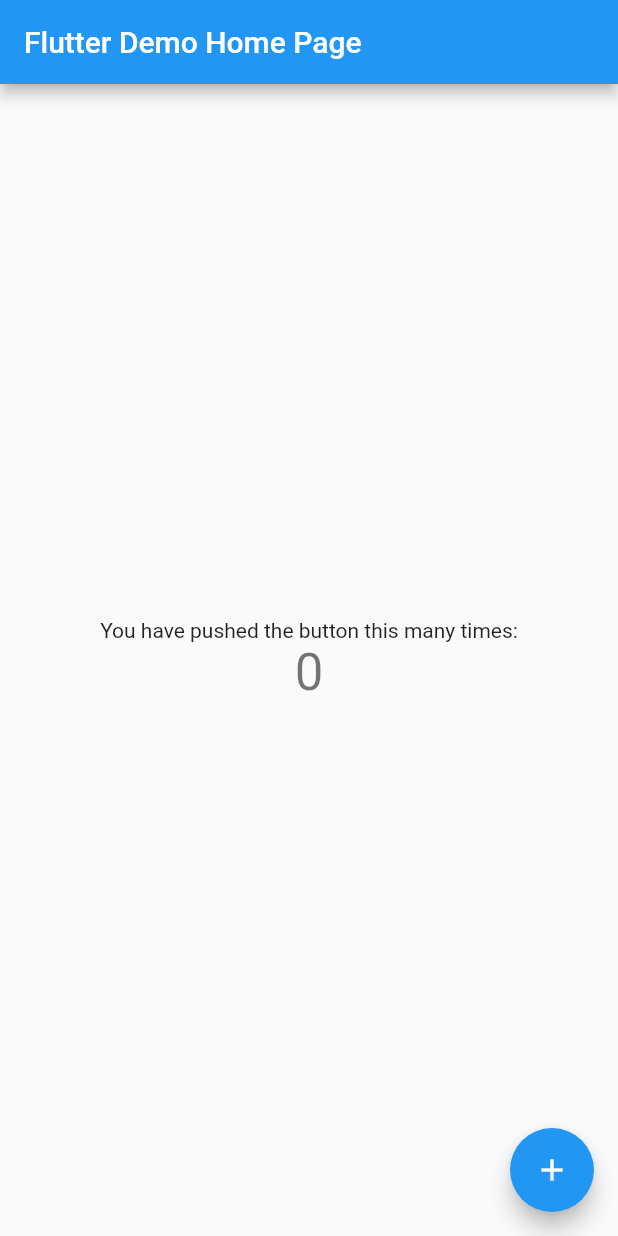
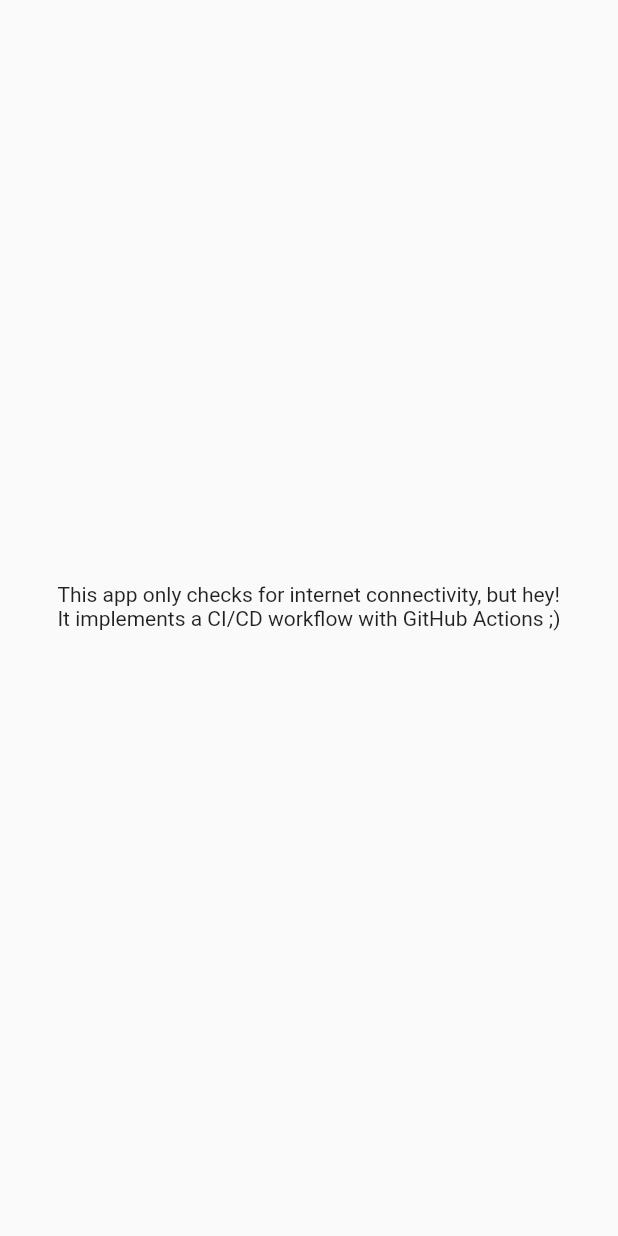
Before and after one commit to SofieTorch/cicd-with-flutter, a Flutter app: the screen it shows after launch, on a phone screen of 412 x 824 dp. Run offline on Flutter 3.47's test engine with Material 2 defaults, Android fonts, the light colour scheme and no system bars.

Commit message:
implement initial ui

```diff
--- /dev/null
+++ b/lib/app.dart
@@ -0,0 +1,21 @@
+import 'package:flutter/material.dart';
+
+class App extends StatelessWidget {
+  const App({Key? key}) : super(key: key);
+
+  @override
+  Widget build(BuildContext context) {
+    return const MaterialApp(
+      home: Scaffold(
+        body: Center(
+          child: Text(
+            '''
+This app only checks for internet connectivity, but hey!
+It implements a CI/CD workflow with GitHub Actions ;)
+            ''',
+          ),
+        ),
+      ),
+    );
+  }
+}
--- a/lib/main.dart
+++ b/lib/main.dart
@@ -1,115 +1,6 @@
+import 'package:cicd_with_flutter/app.dart';
 import 'package:flutter/material.dart';
 
 void main() {
-  runApp(const MyApp());
+  runApp(const App());
 }
-
-class MyApp extends StatelessWidget {
-  const MyApp({Key? key}) : super(key: key);
-
-  // This widget is the root of your application.
-  @override
-  Widget build(BuildContext context) {
-    return MaterialApp(
-      title: 'Flutter Demo',
-      theme: ThemeData(
-        // This is the theme of your application.
-        //
-        // Try running your application with "flutter run". You'll see the
-        // application has a blue toolbar. Then, without quitting the app, try
-        // changing the primarySwatch below to Colors.green and then invoke
-        // "hot reload" (press "r" in the console where you ran "flutter run",
-        // or simply save your changes to "hot reload" in a Flutter IDE).
-        // Notice that the counter didn't reset back to zero; the application
-        // is not restarted.
-        primarySwatch: Colors.blue,
-      ),
-      home: const MyHomePage(title: 'Flutter Demo Home Page'),
-    );
-  }
-}
-
-class MyHomePage extends StatefulWidget {
-  const MyHomePage({Key? key, required this.title}) : super(key: key);
-
-  // This widget is the home page of your application. It is stateful, meaning
-  // that it has a State object (defined below) that contains fields that affect
-  // how it looks.
-
-  // This class is the configuration for the state. It holds the values (in this
-  // case the title) provided by the parent (in this case the App widget) and
-  // used by the build method of the State. Fields in a Widget subclass are
-  // always marked "final".
-
-  final String title;
-
-  @override
-  State<MyHomePage> createState() => _MyHomePageState();
-}
-
-class _MyHomePageState extends State<MyHomePage> {
-  int _counter = 0;
-
-  void _incrementCounter() {
-    setState(() {
-      // This call to setState tells the Flutter framework that something has
-      // changed in this State, which causes it to rerun the build method below
-      // so that the display can reflect the updated values. If we changed
-      // _counter without calling setState(), then the build method would not be
-      // called again, and so nothing would appear to happen.
-      _counter++;
-    });
-  }
-
-  @override
-  Widget build(BuildContext context) {
-    // This method is rerun every time setState is called, for instance as done
-    // by the _incrementCounter method above.
-    //
-    // The Flutter framework has been optimized to make rerunning build methods
-    // fast, so that you can just rebuild anything that needs updating rather
-    // than having to individually change instances of widgets.
-    return Scaffold(
-      appBar: AppBar(
-        // Here we take the value from the MyHomePage object that was created by
-        // the App.build method, and use it to set our appbar title.
-        title: Text(widget.title),
-      ),
-      body: Center(
-        // Center is a layout widget. It takes a single child and positions it
-        // in the middle of the parent.
-        child: Column(
-          // Column is also a layout widget. It takes a list of children and
-          // arranges them vertically. By default, it sizes itself to fit its
-          // children horizontally, and tries to be as tall as its parent.
-          //
-          // Invoke "debug painting" (press "p" in the console, choose the
-          // "Toggle Debug Paint" action from the Flutter Inspector in Android
-          // Studio, or the "Toggle Debug Paint" command in Visual Studio Code)
-          // to see the wireframe for each widget.
-          //
-          // Column has various properties to control how it sizes itself and
-          // how it positions its children. Here we use mainAxisAlignment to
-          // center the children vertically; the main axis here is the vertical
-          // axis because Columns are vertical (the cross axis would be
-          // horizontal).
-          mainAxisAlignment: MainAxisAlignment.center,
-          children: <Widget>[
-            const Text(
-              'You have pushed the button this many times:',
-            ),
-            Text(
-              '$_counter',
-              style: Theme.of(context).textTheme.headline4,
-            ),
-          ],
-        ),
-      ),
-      floatingActionButton: FloatingActionButton(
-        onPressed: _incrementCounter,
-        tooltip: 'Increment',
-        child: const Icon(Icons.add),
-      ), // This trailing comma makes auto-formatting nicer for build methods.
-    );
-  }
-}
```
Also changed, not shown: 1 other file.
